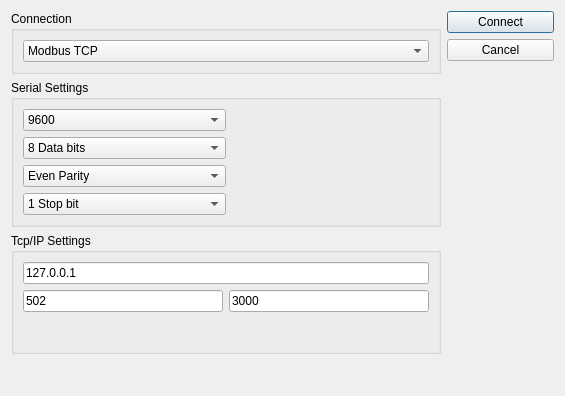
Before: the Qt Designer form modbusconnectdialog.ui in tonylin0826/ModbusMasterTool, drawn with Qt 5.
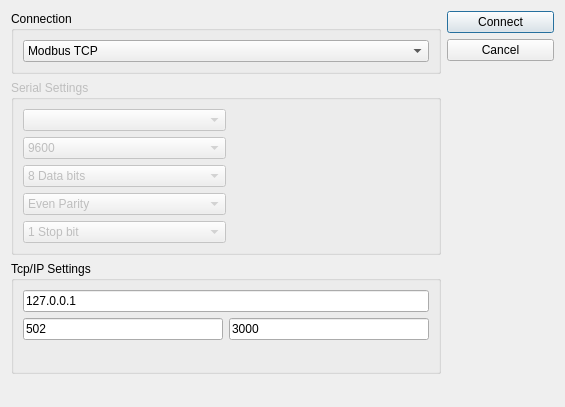
After: the same form once the commit is applied.

Commit message: feat(dialog): modbus TCP connect impl in ModbusConnectDialog

The edit to the form file:
```diff
--- a/modbusconnectdialog.ui
+++ b/modbusconnectdialog.ui
@@ -7,7 +7,7 @@
     <x>0</x>
     <y>0</y>
     <width>565</width>
-    <height>396</height>
+    <height>407</height>
    </rect>
   </property>
   <property name="windowTitle">
@@ -40,11 +40,34 @@
       </widget>
      </item>
      <item>
-      <widget class="QGroupBox" name="groupBox_2">
+      <widget class="QGroupBox" name="groupSerial">
+       <property name="enabled">
+        <bool>false</bool>
+       </property>
        <property name="title">
         <string>Serial Settings</string>
        </property>
        <layout class="QVBoxLayout" name="verticalLayout_3">
+        <item>
+         <layout class="QHBoxLayout" name="horizontalLayout_7" stretch="1,1">
+          <item>
+           <widget class="QComboBox" name="selectSerialDevice"/>
+          </item>
+          <item>
+           <spacer name="horizontalSpacer_5">
+            <property name="orientation">
+             <enum>Qt::Horizontal</enum>
+            </property>
+            <property name="sizeHint" stdset="0">
+             <size>
+              <width>40</width>
+              <height>20</height>
+             </size>
+            </property>
+           </spacer>
+          </item>
+         </layout>
+        </item>
         <item>
          <layout class="QHBoxLayout" name="horizontalLayout" stretch="1,1">
           <item>
```
Left out of the diff: 2 changed lines with no effect on the pictures. The commit also changes 5 other files.
